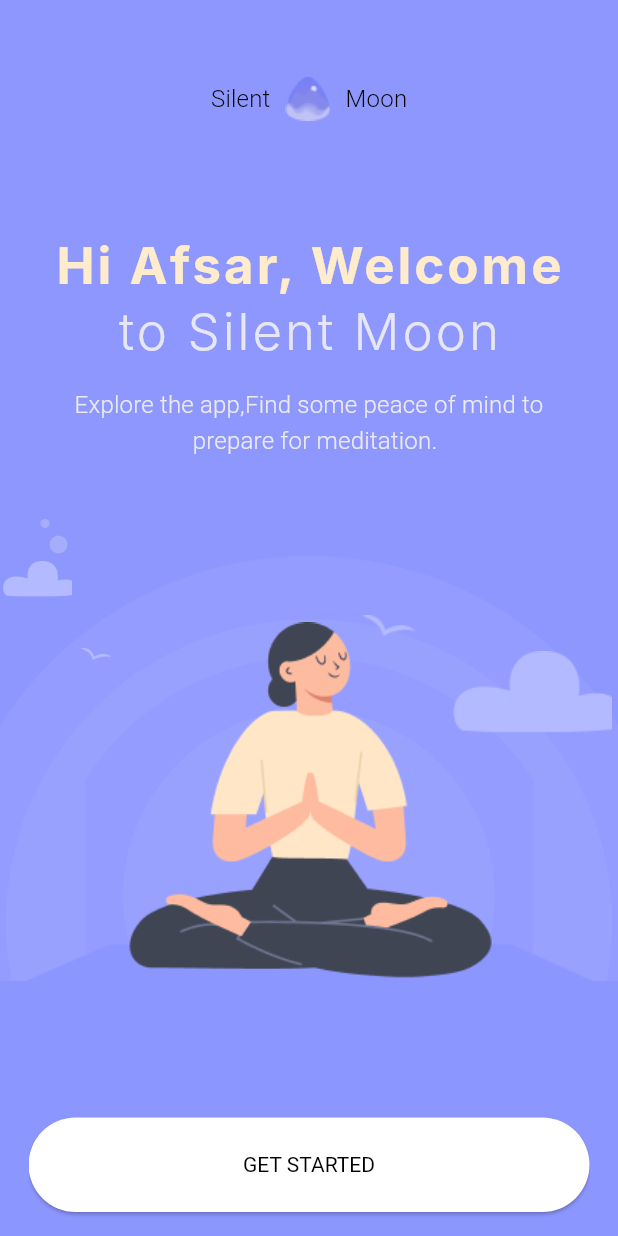
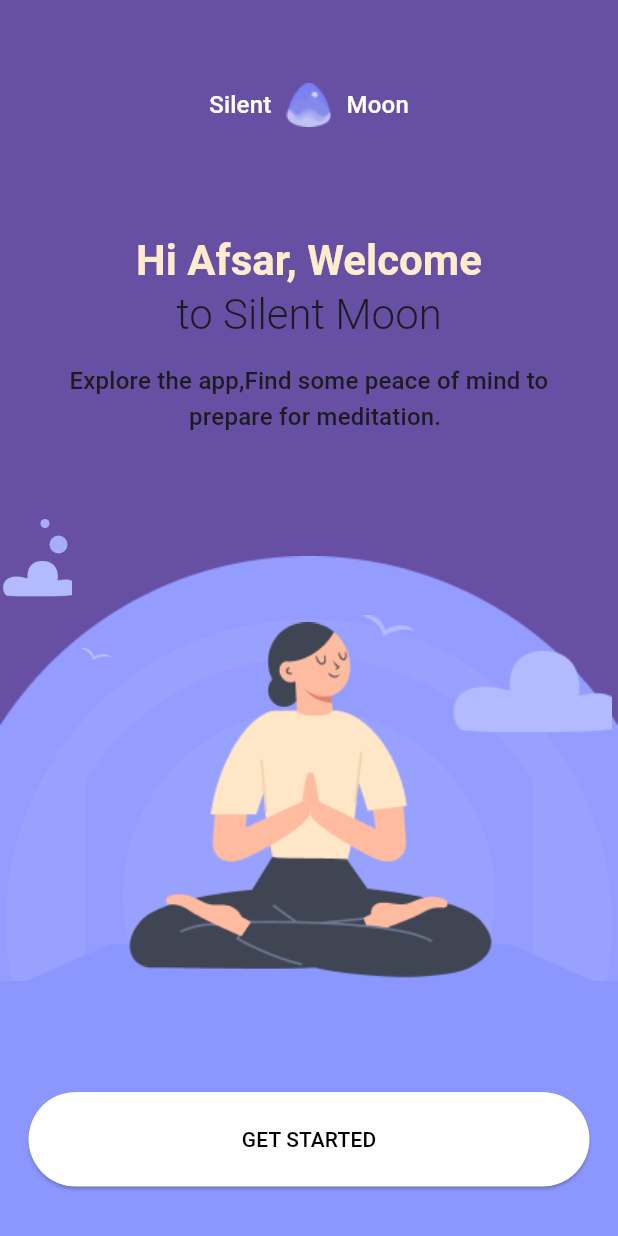
Before and after one commit to rakibul6670/meditation_ui_app, a Flutter app: the GetStartedScreen screen opened by its route, on a phone screen of 412 x 824 dp. Run offline on Flutter 3.47's test engine with Material 3 defaults, Android fonts, the phone set to English and light mode, and no system bars; our stand-ins replace flutter_time_picker_spinner, font_awesome_flutter; Roboto replaces fonts that are missing (HelveticaNeue, Inter).

Commit message:
choose topics screen complete

```diff
--- a/lib/app.dart
+++ b/lib/app.dart
@@ -15,7 +15,9 @@ class MeditationUiApp extends StatelessWidget {
      initialRoute: AppRoutes.initialScreen,
      routes: AppPages.routes,
 
-     theme: AppTheme.darkTheme,
+     theme: AppTheme.lightTheme,
+     darkTheme: AppTheme.darkTheme,
+     themeMode: ThemeMode.system,
 
 
     );
--- a/lib/core/theme/app_theme.dart
+++ b/lib/core/theme/app_theme.dart
@@ -1,6 +1,11 @@
 import 'package:flutter/material.dart';
 
 class AppTheme {
+
+  //===================== Light Theme ==========================
+  static ThemeData lightTheme = ThemeData();
+
+  //============================ Dark Theme =========================
   static ThemeData darkTheme = ThemeData(
     useMaterial3: true,
     primaryColor: Color(0xff8e97fd),
@@ -102,4 +107,6 @@ class AppTheme {
 
 
   );
+
+
 }
--- a/lib/presentation/screen/get_started_screen.dart
+++ b/lib/presentation/screen/get_started_screen.dart
@@ -1,4 +1,5 @@
 import 'package:flutter/material.dart';
+import 'package:meditation_ui_app/core/constants/assets_icons_path.dart';
 import 'package:meditation_ui_app/core/routes/app_routes.dart';
 import 'package:meditation_ui_app/core/theme/app_spacing.dart';
 import 'package:meditation_ui_app/presentation/widgets/get_started_background.dart';
@@ -18,8 +19,31 @@ class GetStartedScreen extends StatelessWidget {
         child: SingleChildScrollView(
           child: Column(
             children: [
+              //===================== Title ==================
+              SizedBox(height: 55),
+              Row(
+                mainAxisAlignment: MainAxisAlignment.center,
+                spacing: 10,
+                children: [
+                  //---------------------Silent Text --------------
+                  Text(
+                    "Silent",
+                    style: textTheme.titleMedium!.copyWith(color: const Color.fromARGB(255, 255, 255, 255)),
+                  ),
+
+                  //-------------------Icon -------------
+                  Image.asset(AssetsIconsPath.logo, height: 30, width: 30),
+
+                  //----------------------Moon Text------------------
+                  Text(
+                    "Moon",
+                    style: textTheme.titleMedium!.copyWith(color: const Color.fromARGB(255, 255, 255, 255)),
+                  ),
+                ],
+              ),
+
               //=================== Title =======================
-              AppSpacing.v155,
+              AppSpacing.v70,
 
               Text(
                 "Hi Afsar, Welcome",
@@ -28,8 +52,8 @@ class GetStartedScreen extends StatelessWidget {
                   fontWeight: FontWeight.bold,
                 ),
               ),
+
               //======================= Sub title =================
-
               Text(
                 "to Silent Moon",
                 style: textTheme.headlineMedium!.copyWith(
@@ -41,11 +65,11 @@ class GetStartedScreen extends StatelessWidget {
               Text(
                 "Explore the app,Find some peace of mind to \n  prepare for meditation.",
                 textAlign: TextAlign.center,
-                style:textTheme.titleMedium,
+                style: textTheme.titleMedium,
               ),
 
               //=======================Get Started Button ============
-             SizedBox(height: 439,),
+              SizedBox(height: 438),
 
               SizedBox(
                 height: 63,
@@ -55,14 +79,17 @@ class GetStartedScreen extends StatelessWidget {
                     backgroundColor: Colors.white,
                     foregroundColor: Colors.black,
                   ),
-                onPressed: ()=> Navigator.pushNamedAndRemoveUntil(context, AppRoutes.reminderScreen, (predicate)=> false),
-                 child: Text("GET STARTED")
+                  onPressed: () => Navigator.pushNamedAndRemoveUntil(
+                    context,
+                    AppRoutes.chooseTopicScreen,
+                    (predicate) => false,
+                  ),
+                  child: Text("GET STARTED"),
                 ),
               ),
 
               //SizedBox(height: 118,),
-              SizedBox(height: 80,),
-
+              SizedBox(height: 80),
             ],
           ),
         ),
--- a/lib/presentation/widgets/get_started_background.dart
+++ b/lib/presentation/widgets/get_started_background.dart
@@ -15,32 +15,6 @@ class GetStartedBackground extends StatelessWidget {
         children: [
 
 
-          //===================== Title ==================
-          Positioned(
-            top: 51,
-            left: 0,
-            right: 0,
-            child: Row(
-              mainAxisAlignment: MainAxisAlignment.center,
-              spacing: 10,
-              children: [
-                //---------------------Silent Text --------------
-                Text(
-                  "Silent",
-                  style: textTheme.titleMedium!.copyWith(color: Colors.black),
-                ),
-
-                //-------------------Icon -------------
-                Image.asset(AssetsIconsPath.logo, height: 30, width: 30),
-
-                //----------------------Moon Text------------------
-                Text(
-                  "Moon",
-                  style: textTheme.titleMedium!.copyWith(color: Colors.black),
-                ),
-              ],
-            ),
-          ),
 
            //===========================Small Circle left ================
            Positioned(
--- a/pubspec.yaml
+++ b/pubspec.yaml
@@ -33,6 +33,8 @@ dependencies:
   font_awesome_flutter: 10.9.1
   #this package for show watch time spinner
   flutter_time_picker_spinner: ^2.0.0
+  #this package for create stagger gridview
+  flutter_staggered_grid_view: ^0.7.0
 
   # The following adds the Cupertino Icons font to your application.
   # Use with the CupertinoIcons class for iOS style icons.
```
Also changed, not shown: lib/presentation/screen/choose_topic_screen.dart (+21 -6 lines), lib/presentation/screen/login_screen.dart (+5 -3 lines), lib/presentation/screen/reminder_screen.dart (+15 -21 lines), lib/presentation/screen/sign_up_screen.dart (+2 -8 lines), lib/presentation/screen/sign_up_sign_in_screen.dart (+4 -17 lines), lib/presentation/widgets/grid_view_stagger_section.dart (added, +66 -0 lines), pubspec.lock. Lines whose indentation alone changed are shown as unchanged.
